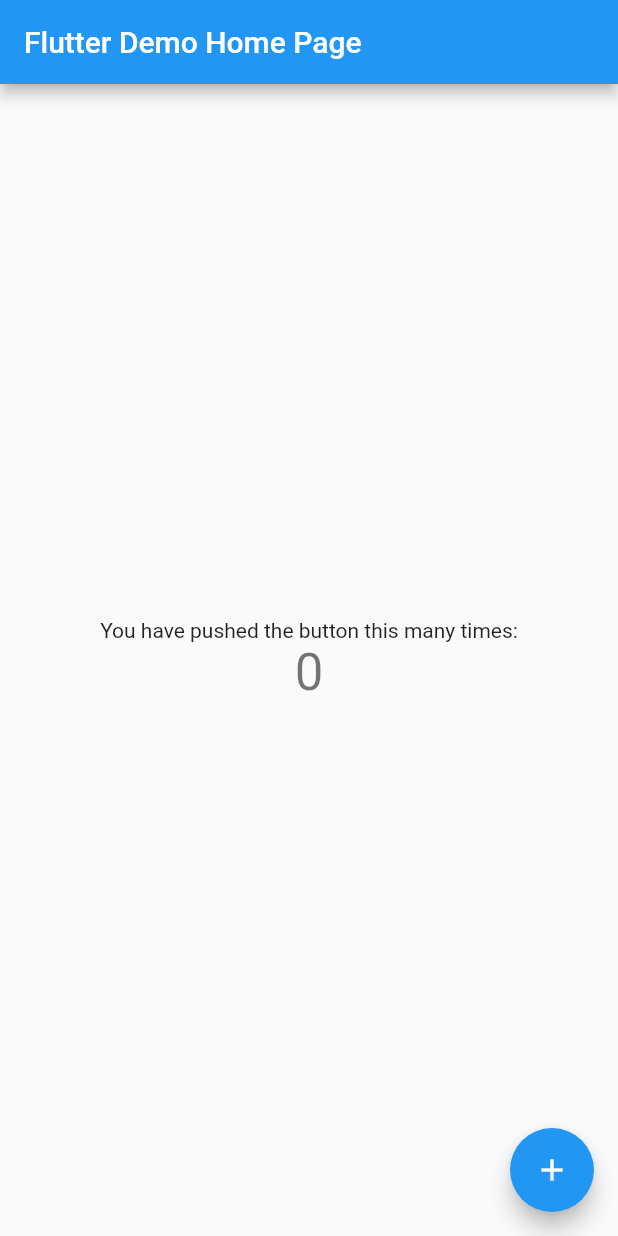
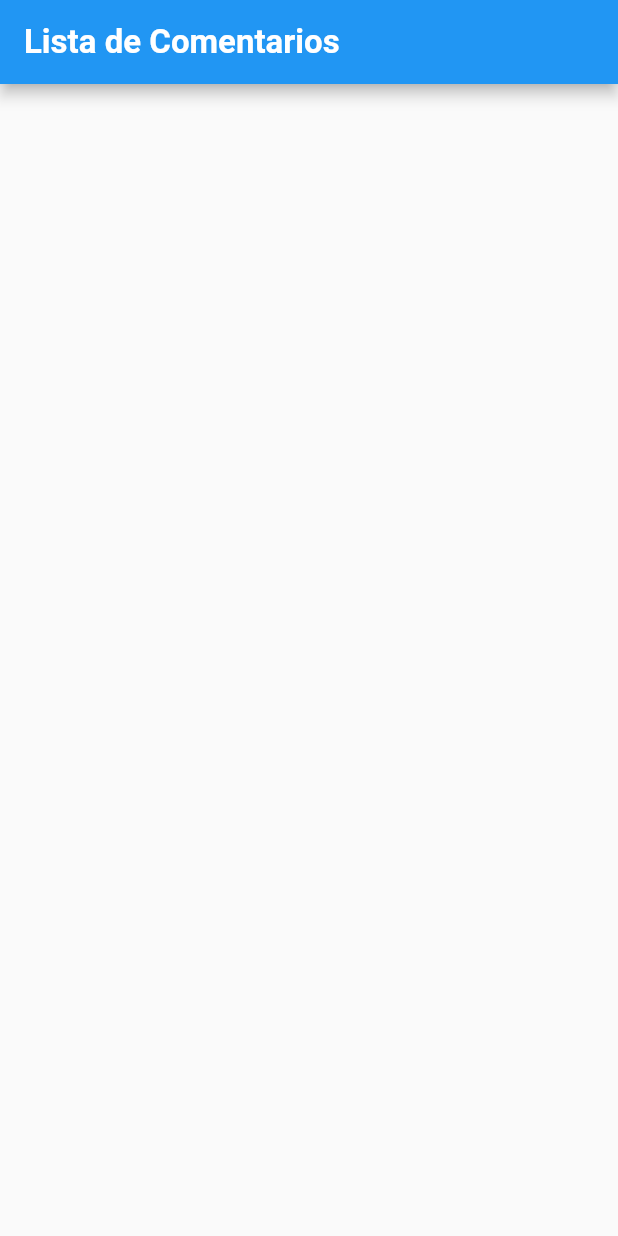
Before and after one commit to CarsOk/userapp-grupo-1, a Flutter app: the screen it shows after launch, on a phone screen of 412 x 824 dp. Run offline on Flutter 3.47's test engine with Material 2 defaults, Android fonts, the phone set to English and light mode, and no system bars.

Commit message:
Primeros cambios del frontend

```diff
--- /dev/null
+++ b/frontend/lib/listaComentarios.dart
@@ -0,0 +1,34 @@
+import 'package:flutter/material.dart';
+import 'package:frontend/Models/modelsUser.dart';
+import 'package:http/http.dart' as http;
+
+class ListaComentarios extends StatelessWidget {
+  const ListaComentarios({Key key}) : super(key: key);
+
+  @override
+  Widget build(BuildContext context) {
+    return Scaffold(
+      appBar: AppBar(
+        title: Text(
+          'Lista de Comentarios',
+          style: TextStyle(
+            fontSize: 22.0,
+            fontWeight: FontWeight.bold,
+          ),
+        ),
+      ),
+      //body: ,
+    );
+  }
+}
+
+Future<List<User>> obtenerUser() async {
+  final url = Uri.parse('fdfd');
+  final respuesta = await http.get(url);
+
+  if (respuesta.statusCode == 200) {
+    return userFromJson(respuesta.body);
+  } else {
+    return null;
+  }
+}
--- a/frontend/lib/main.dart
+++ b/frontend/lib/main.dart
@@ -1,113 +1,17 @@
 import 'package:flutter/material.dart';
+import 'package:frontend/listaComentarios.dart';
 
-void main() {
-  runApp(MyApp());
-}
+void main() => runApp(MyApp());
 
 class MyApp extends StatelessWidget {
-  // This widget is the root of your application.
   @override
   Widget build(BuildContext context) {
     return MaterialApp(
       title: 'Flutter Demo',
       theme: ThemeData(
-        // This is the theme of your application.
-        //
-        // Try running your application with "flutter run". You'll see the
-        // application has a blue toolbar. Then, without quitting the app, try
-        // changing the primarySwatch below to Colors.green and then invoke
-        // "hot reload" (press "r" in the console where you ran "flutter run",
-        // or simply save your changes to "hot reload" in a Flutter IDE).
-        // Notice that the counter didn't reset back to zero; the application
-        // is not restarted.
         primarySwatch: Colors.blue,
       ),
-      home: MyHomePage(title: 'Flutter Demo Home Page'),
+      home: ListaComentarios(),
     );
   }
 }
-
-class MyHomePage extends StatefulWidget {
-  MyHomePage({Key key, this.title}) : super(key: key);
-
-  // This widget is the home page of your application. It is stateful, meaning
-  // that it has a State object (defined below) that contains fields that affect
-  // how it looks.
-
-  // This class is the configuration for the state. It holds the values (in this
-  // case the title) provided by the parent (in this case the App widget) and
-  // used by the build method of the State. Fields in a Widget subclass are
-  // always marked "final".
-
-  final String title;
-
-  @override
-  _MyHomePageState createState() => _MyHomePageState();
-}
-
-class _MyHomePageState extends State<MyHomePage> {
-  int _counter = 0;
-
-  void _incrementCounter() {
-    setState(() {
-      // This call to setState tells the Flutter framework that something has
-      // changed in this State, which causes it to rerun the build method below
-      // so that the display can reflect the updated values. If we changed
-      // _counter without calling setState(), then the build method would not be
-      // called again, and so nothing would appear to happen.
-      _counter++;
-    });
-  }
-
-  @override
-  Widget build(BuildContext context) {
-    // This method is rerun every time setState is called, for instance as done
-    // by the _incrementCounter method above.
-    //
-    // The Flutter framework has been optimized to make rerunning build methods
-    // fast, so that you can just rebuild anything that needs updating rather
-    // than having to individually change instances of widgets.
-    return Scaffold(
-      appBar: AppBar(
-        // Here we take the value from the MyHomePage object that was created by
-        // the App.build method, and use it to set our appbar title.
-        title: Text(widget.title),
-      ),
-      body: Center(
-        // Center is a layout widget. It takes a single child and positions it
-        // in the middle of the parent.
-        child: Column(
-          // Column is also a layout widget. It takes a list of children and
-          // arranges them vertically. By default, it sizes itself to fit its
-          // children horizontally, and tries to be as tall as its parent.
-          //
-          // Invoke "debug painting" (press "p" in the console, choose the
-          // "Toggle Debug Paint" action from the Flutter Inspector in Android
-          // Studio, or the "Toggle Debug Paint" command in Visual Studio Code)
-          // to see the wireframe for each widget.
-          //
-          // Column has various properties to control how it sizes itself and
-          // how it positions its children. Here we use mainAxisAlignment to
-          // center the children vertically; the main axis here is the vertical
-          // axis because Columns are vertical (the cross axis would be
-          // horizontal).
-          mainAxisAlignment: MainAxisAlignment.center,
-          children: <Widget>[
-            Text(
-              'You have pushed the button this many times:',
-            ),
-            Text(
-              '$_counter',
-              style: Theme.of(context).textTheme.headline4,
-            ),
-          ],
-        ),
-      ),
-      floatingActionButton: FloatingActionButton(
-        onPressed: _incrementCounter,
-        tooltip: 'Increment',
-        child: Icon(Icons.add),
-      ), // This trailing comma makes auto-formatting nicer for build methods.
-    );
-  }
-}
--- a/frontend/pubspec.yaml
+++ b/frontend/pubspec.yaml
@@ -28,6 +28,7 @@ dependencies:
   # The following adds the Cupertino Icons font to your application.
   # Use with the CupertinoIcons class for iOS style icons.
   cupertino_icons: ^1.0.2
+  http: ^0.13.3
 
 dev_dependencies:
   flutter_test:
```
Also changed, not shown: frontend/lib/Models/modelsUser.dart (added, +34 -0 lines), frontend/lib/datosFormulario.dart (added), frontend/lib/formulario.dart (added), frontend/pubspec.lock.
